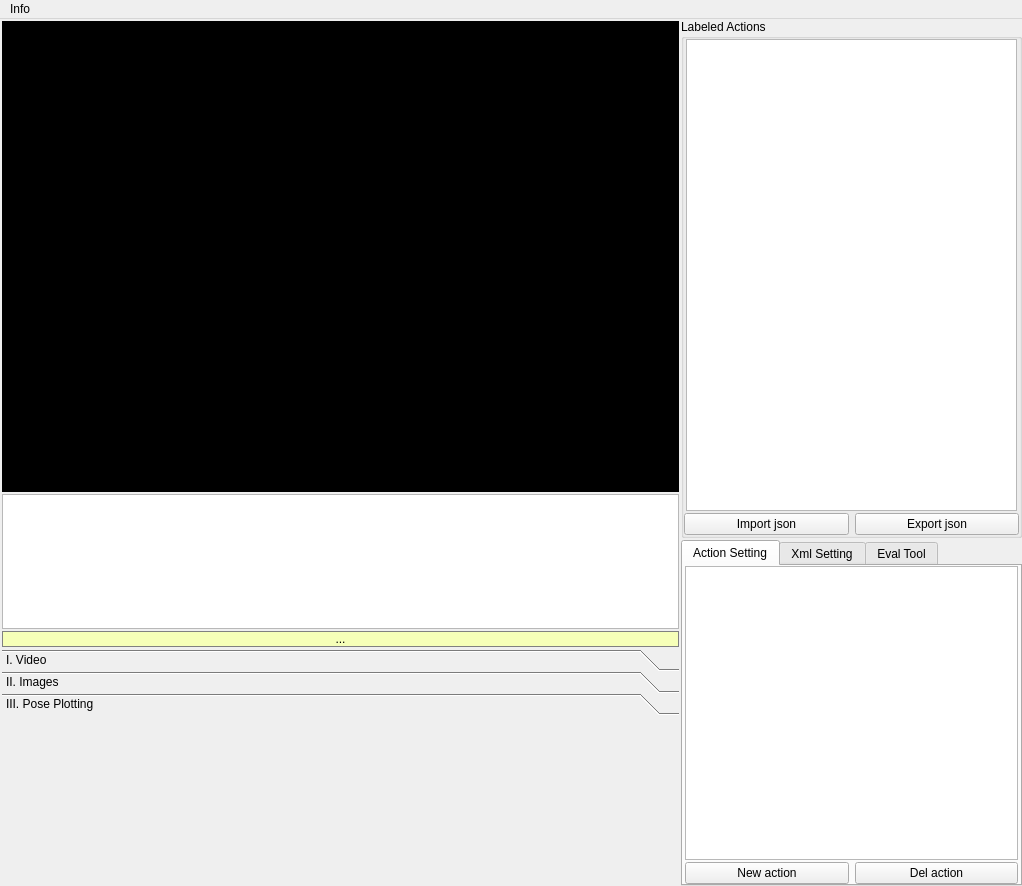
ZDL-Git/ActionLabeller, file view/ui_from_creator/mainwindow.ui: the form before one commit.
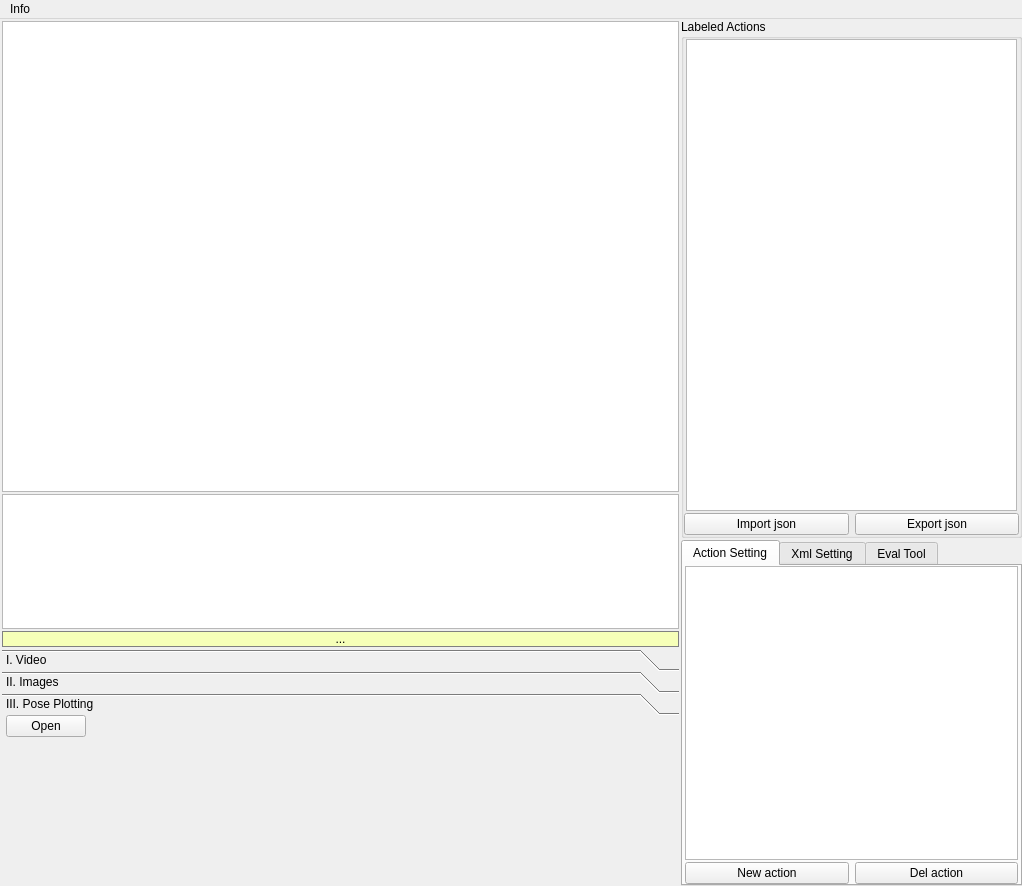
The form after the commit. The open tabs and pages were chosen to show the change. Custom widgets are drawn as their Qt base class.

Commit message: 1.和PosePlotter合并进来，初步实现了空前台

```diff
--- a/view/ui_from_creator/mainwindow.ui
+++ b/view/ui_from_creator/mainwindow.ui
@@ -29,7 +29,7 @@
      <height>0</height>
     </size>
    </property>
-   <layout class="QVBoxLayout" name="verticalLayout_5">
+   <layout class="QGridLayout" name="gridLayout_10">
     <property name="sizeConstraint">
      <enum>QLayout::SetDefaultConstraint</enum>
     </property>
@@ -45,7 +45,7 @@
     <property name="bottomMargin">
      <number>0</number>
     </property>
-    <item>
+    <item row="0" column="0">
      <layout class="QHBoxLayout" name="horizontalLayout" stretch="2,1">
       <property name="spacing">
        <number>0</number>
@@ -77,6 +77,28 @@
          <number>2</number>
         </property>
         <item>
+         <widget class="QStackedWidget" name="stacked_widget">
+          <property name="minimumSize">
+           <size>
+            <width>0</width>
+            <height>200</height>
+           </size>
+          </property>
+          <widget class="QWidget" name="page_4">
+           <layout class="QGridLayout" name="gridLayout_8">
+            <property name="leftMargin">
+             <number>0</number>
+            </property>
+            <property name="topMargin">
+             <number>0</number>
+            </property>
+            <property name="rightMargin">
+             <number>0</number>
+            </property>
+            <property name="bottomMargin">
+             <number>0</number>
+            </property>
+            <item row="0" column="0">
          <widget class="VideoLabelWidget" name="label_show">
           <property name="sizePolicy">
            <sizepolicy hsizetype="Preferred" vsizetype="Preferred">
@@ -104,6 +126,39 @@
           </property>
          </widget>
         </item>
+           </layout>
+          </widget>
+          <widget class="QWidget" name="page_5">
+           <layout class="QGridLayout" name="gridLayout_11">
+            <property name="leftMargin">
+             <number>0</number>
+            </property>
+            <property name="topMargin">
+             <number>0</number>
+            </property>
+            <property name="rightMargin">
+             <number>0</number>
+            </property>
+            <property name="bottomMargin">
+             <number>0</number>
+            </property>
+            <item row="0" column="0">
+             <widget class="GraphicsLayoutWidget" name="graphicsView">
+              <property name="backgroundBrush">
+               <brush brushstyle="SolidPattern">
+                <color alpha="255">
+                 <red>255</red>
+                 <green>255</green>
+                 <blue>255</blue>
+                </color>
+               </brush>
+              </property>
+             </widget>
+            </item>
+           </layout>
+          </widget>
+         </widget>
+        </item>
         <item>
          <widget class="TimelineTableView" name="table_timeline">
           <property name="sizePolicy">
@@ -692,6 +747,76 @@
              <attribute name="label">
               <string>III. Pose Plotting</string>
              </attribute>
+             <layout class="QGridLayout" name="gridLayout">
+              <property name="leftMargin">
+               <number>4</number>
+              </property>
+              <property name="topMargin">
+               <number>0</number>
+              </property>
+              <property name="rightMargin">
+               <number>4</number>
+              </property>
+              <property name="bottomMargin">
+               <number>4</number>
+              </property>
+              <property name="horizontalSpacing">
+               <number>-1</number>
+              </property>
+              <item row="0" column="0">
+               <layout class="QVBoxLayout" name="verticalLayout_3">
+                <property name="topMargin">
+                 <number>0</number>
+                </property>
+                <property name="bottomMargin">
+                 <number>0</number>
+                </property>
+                <item>
+                 <layout class="QHBoxLayout" name="horizontalLayout_7">
+                  <property name="topMargin">
+                   <number>0</number>
+                  </property>
+                  <property name="bottomMargin">
+                   <number>0</number>
+                  </property>
+                  <item>
+                   <widget class="QPushButton" name="pushButton_2">
+                    <property name="text">
+                     <string>Open</string>
+                    </property>
+                   </widget>
+                  </item>
+                  <item>
+                   <spacer name="horizontalSpacer_3">
+                    <property name="orientation">
+                     <enum>Qt::Horizontal</enum>
+                    </property>
+                    <property name="sizeHint" stdset="0">
+                     <size>
+                      <width>40</width>
+                      <height>20</height>
+                     </size>
+                    </property>
+                   </spacer>
+                  </item>
+                 </layout>
+                </item>
+                <item>
+                 <spacer name="verticalSpacer">
+                  <property name="orientation">
+                   <enum>Qt::Vertical</enum>
+                  </property>
+                  <property name="sizeHint" stdset="0">
+                   <size>
+                    <width>20</width>
+                    <height>40</height>
+                   </size>
+                  </property>
+                 </spacer>
+                </item>
+               </layout>
+              </item>
+             </layout>
             </widget>
            </widget>
           </item>
@@ -1178,6 +1303,11 @@
    <extends>QTableView</extends>
    <header>view/widgets/XmlSettingTableView.h</header>
   </customwidget>
+  <customwidget>
+   <class>GraphicsLayoutWidget</class>
+   <extends>QGraphicsView</extends>
+   <header>pyqtgraph</header>
+  </customwidget>
  </customwidgets>
  <tabstops>
   <tabstop>btn_open_video</tabstop>
```
Left out of the diff: 9 changed lines with no effect on the pictures. Lines whose indentation alone changed are shown as unchanged. The commit also changes 2 other files.
